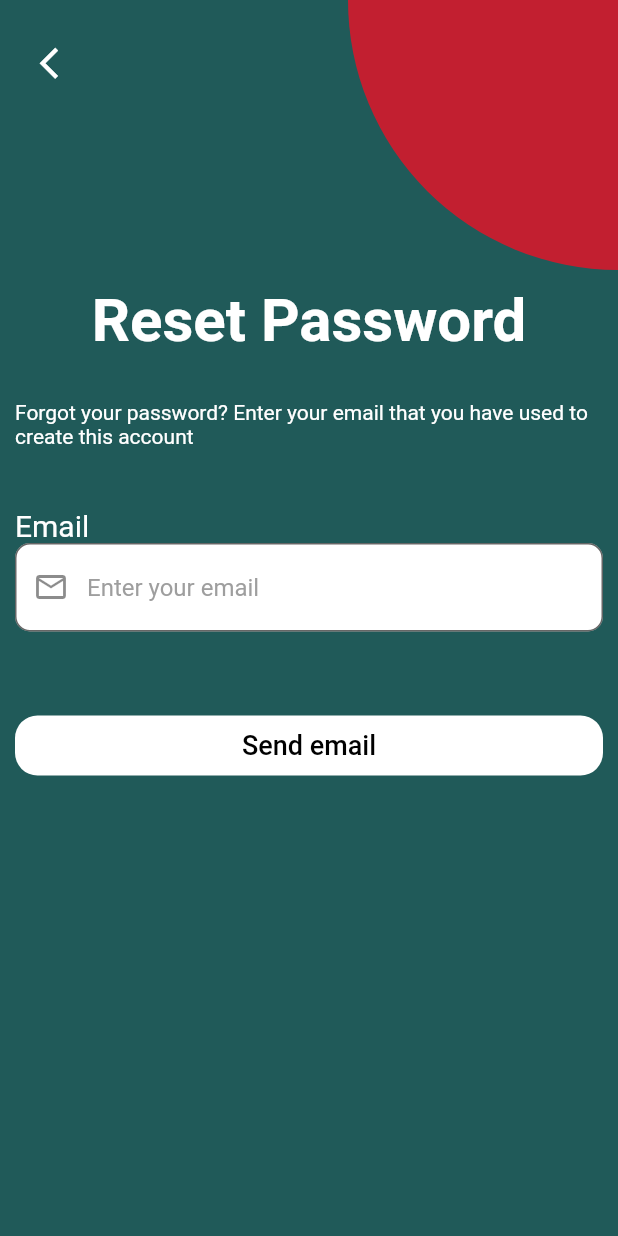
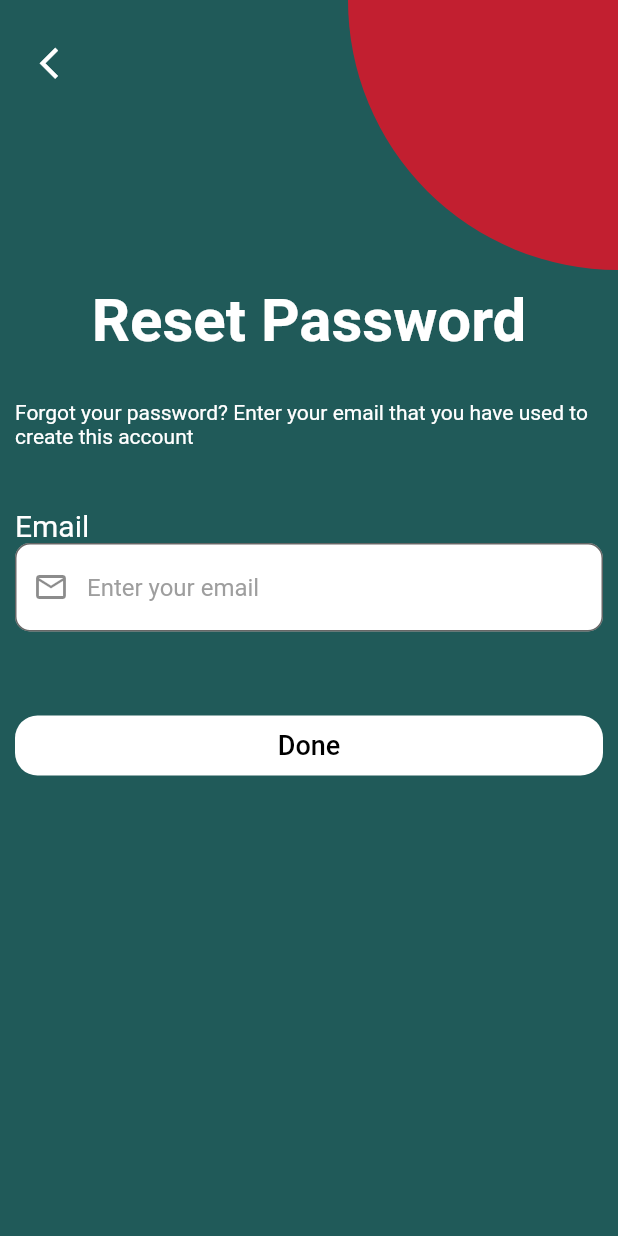
Before and after one commit to asmfahim1/master_packages, a Flutter app: the screen it shows after launch, after a tap on "USER", after a tap on "Forgot Password ?", on a phone screen of 412 x 824 dp. Run offline on Flutter 3.47's test engine with Material 2 defaults, Android fonts, the phone set to English and light mode, and no system bars; our stand-ins replace get, hive, hive_flutter; accounts and stored records are empty.

Commit message:
reusable button changed

```diff
--- a/lib/screens/dashboard_screen.dart
+++ b/lib/screens/dashboard_screen.dart
@@ -1,5 +1,4 @@
 import 'dart:io' show Platform, exit;
-
 import 'package:flutter/material.dart';
 import 'package:flutter/services.dart';
 import 'package:get/get.dart';
--- a/lib/screens/login_signup_resetpass/create_account_screen.dart
+++ b/lib/screens/login_signup_resetpass/create_account_screen.dart
@@ -192,7 +192,11 @@ class _CreateAccountScreenState extends State<CreateAccountScreen> {
                           height: 20,
                         ),
                         ReusableTextButtonL(
-                            title: "Sign up",
+                            text: Text(
+                              "Signup",
+                              style:
+                                  TextStyle(fontSize: 18, color: Colors.black),
+                            ),
                             color: Colors.white,
                             onPressed: () {
                               if (_fromKey1.currentState!.validate()) {
--- a/lib/screens/login_signup_resetpass/login_screen.dart
+++ b/lib/screens/login_signup_resetpass/login_screen.dart
@@ -90,6 +90,9 @@ class _LoginScreenState extends State<LoginScreen> {
       Get.offAllNamed('/dashboard');
     }
   }
+
+  //login circular progress
+  bool isLoading = false;
 
   @override
   void initState() {
@@ -211,7 +214,13 @@ class _LoginScreenState extends State<LoginScreen> {
                         ],
                       ),
                       ReusableTextButtonL(
-                        title: "Login",
+                        text: isLoading
+                            ? CircularProgressIndicator()
+                            : Text(
+                                "Login",
+                                style: TextStyle(
+                                    fontSize: 18, color: Colors.black),
+                              ),
                         color: Colors.white,
                         onPressed: () {
                           debugPrint('button pressed1');
--- a/lib/screens/login_signup_resetpass/reset_confirm_pass_screen.dart
+++ b/lib/screens/login_signup_resetpass/reset_confirm_pass_screen.dart
@@ -122,7 +122,11 @@ class _ResetConfirmPassScreenState extends State<ResetConfirmPassScreen> {
                             )),
                         SizedBox(height: 20),
                         ReusableTextButtonL(
-                            title: "Done",
+                            text: Text(
+                              "Done",
+                              style:
+                                  TextStyle(fontSize: 18, color: Colors.black),
+                            ),
                             color: Colors.white,
                             onPressed: () {
                               if (_fromKey1.currentState!.validate() &&
--- a/lib/screens/login_signup_resetpass/reset_pass_screen.dart
+++ b/lib/screens/login_signup_resetpass/reset_pass_screen.dart
@@ -83,7 +83,11 @@ class ResetPassScreen extends StatelessWidget {
                             height: 40,
                           ),
                           ReusableTextButtonL(
-                            title: "Send email",
+                            text: Text(
+                              "Done",
+                              style:
+                                  TextStyle(fontSize: 18, color: Colors.black),
+                            ),
                             color: Colors.white,
                             onPressed: () {
                               if (_fromKey1.currentState!.validate()) {
--- a/lib/widgets/ReusableTextButtonLCR.dart
+++ b/lib/widgets/ReusableTextButtonLCR.dart
@@ -2,11 +2,11 @@ import 'package:flutter/material.dart';
 import 'package:master_package/constants/constants.dart';
 
 class ReusableTextButtonL extends StatelessWidget {
-  final String title;
   final Color? color;
   final VoidCallback onPressed;
+  final Widget text;
   ReusableTextButtonL(
-      {required this.title, this.color, required this.onPressed});
+      {required this.text, this.color, required this.onPressed});
 
   @override
   Widget build(BuildContext context) {
@@ -21,12 +21,7 @@ class ReusableTextButtonL extends StatelessWidget {
           backgroundColor: color,
         ),
         onPressed: onPressed,
-        child: Center(
-          child: Text(
-            title,
-            style: TextStyle(fontSize: 18, color: Colors.black),
-          ),
-        ),
+        child: Center(child: text),
       ),
     );
   }
```
Also changed, not shown: lib/screens/profile_screen.dart (+10 -2 lines), 1 other file.
